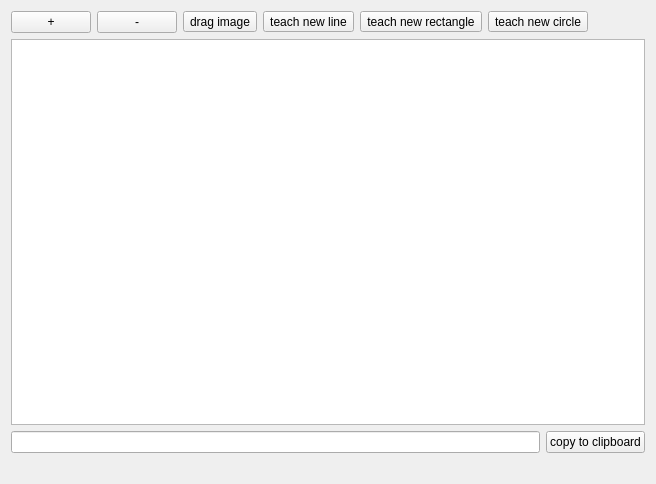
The window that ImageProcessing/ImageDisplay.ui (Ulle84/UllesSourceCode) describes before a commit, drawn with Qt 5.
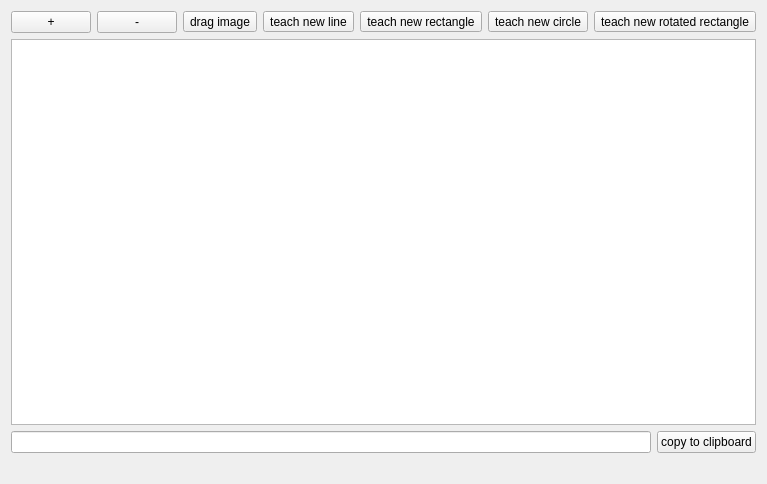
The same window after the commit.

Commit message: + rotated rectagle

Diff of the .ui file:
```diff
--- a/ImageProcessing/ImageDisplay.ui
+++ b/ImageProcessing/ImageDisplay.ui
@@ -70,6 +70,16 @@
        </property>
       </widget>
      </item>
+     <item>
+      <widget class="QToolButton" name="toolButtonTeachRotatedRectangle">
+       <property name="text">
+        <string>teach new rotated rectangle</string>
+       </property>
+       <property name="checkable">
+        <bool>true</bool>
+       </property>
+      </widget>
+     </item>
      <item>
       <spacer name="horizontalSpacer">
        <property name="orientation">
```
The commit also changes 15 other files.
